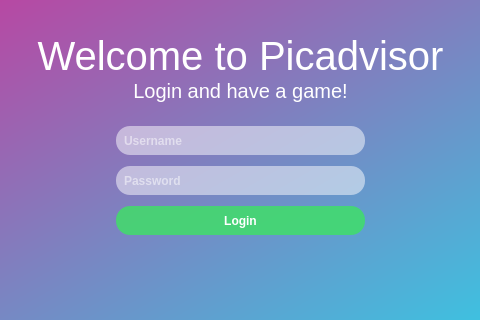
First picture: the form in frmlogin.ui, repository jonas-weimar/picadvisor-master, before the edit; both pictures show x 315 to 795 and y 175 to 495 of the 1100 by 630 pixel window.
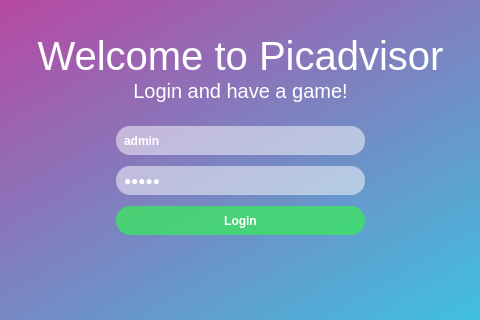
Second picture: the form after the edit.

What changed in the file:
```diff
--- a/frmlogin.ui
+++ b/frmlogin.ui
@@ -119,7 +119,7 @@
 color: white;</string>
    </property>
    <property name="text">
-    <string/>
+    <string>admin</string>
    </property>
    <property name="placeholderText">
     <string>Username</string>
@@ -146,7 +146,7 @@
     <set>Qt::ImhHiddenText|Qt::ImhNoAutoUppercase|Qt::ImhNoPredictiveText|Qt::ImhSensitiveData</set>
    </property>
    <property name="text">
-    <string/>
+    <string>admin</string>
    </property>
    <property name="echoMode">
     <enum>QLineEdit::Password</enum>
```
